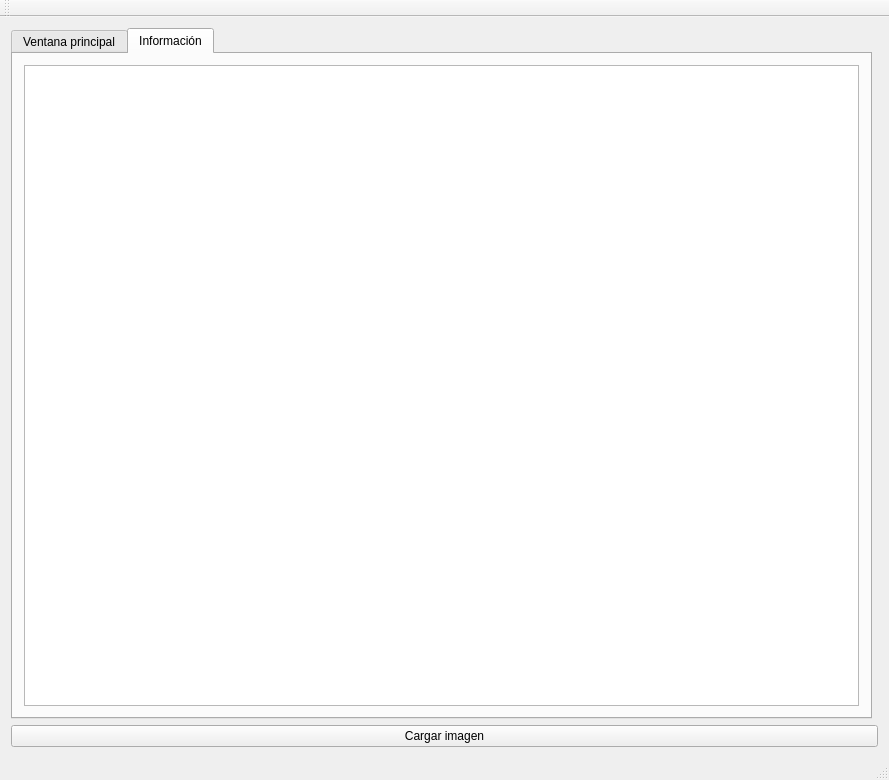
This is etapa1/mainwindow.ui in Burinson/Circle-detection as Qt 5 draws it before an edit. The edited form follows.
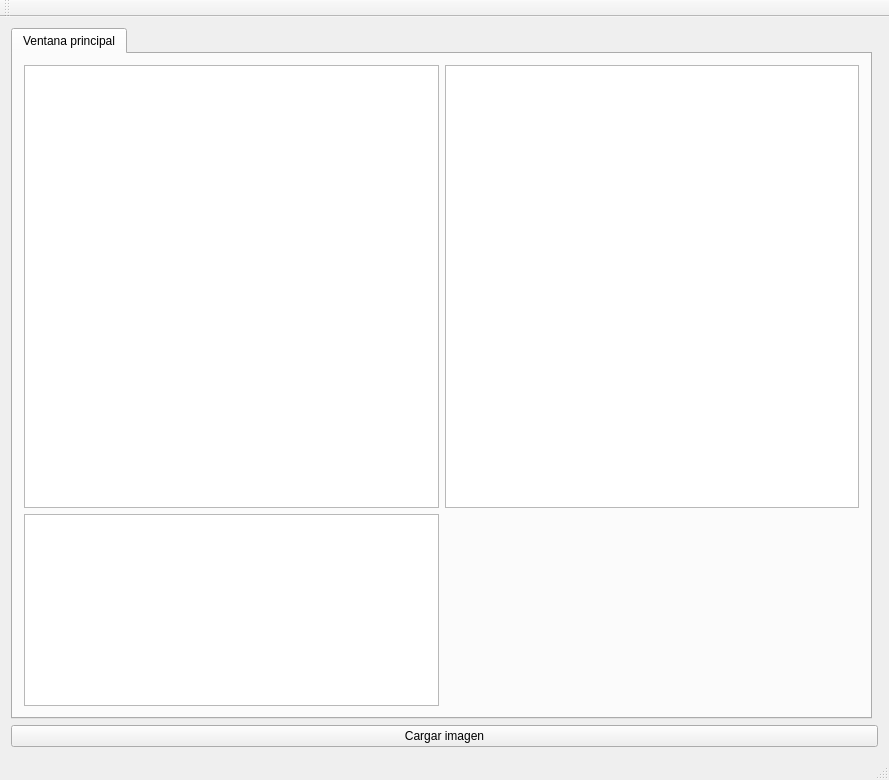
This is the edited form.

Patch:
```diff
--- a/etapa1/mainwindow.ui
+++ b/etapa1/mainwindow.ui
@@ -15,10 +15,17 @@
   </property>
   <widget class="QWidget" name="centralWidget">
    <layout class="QGridLayout" name="gridLayout">
-    <item row="0" column="0">
+    <item row="2" column="0" colspan="2">
+     <widget class="QPushButton" name="openFile">
+      <property name="text">
+       <string>Cargar imagen</string>
+      </property>
+     </widget>
+    </item>
+    <item row="1" column="0">
      <widget class="QTabWidget" name="tabWidget">
       <property name="currentIndex">
-       <number>1</number>
+       <number>0</number>
       </property>
       <widget class="QWidget" name="tab">
        <attribute name="title">
@@ -31,31 +38,13 @@
         <item row="0" column="1">
          <widget class="QGraphicsView" name="graphicsViewResult"/>
         </item>
-       </layout>
-      </widget>
-      <widget class="QWidget" name="tab_2">
-       <attribute name="title">
-        <string>Información</string>
-       </attribute>
-       <layout class="QGridLayout" name="gridLayout_3">
-        <item row="0" column="0">
-         <widget class="QTableView" name="tableView">
-          <attribute name="horizontalHeaderVisible">
-           <bool>false</bool>
-          </attribute>
-         </widget>
+        <item row="1" column="0" alignment="Qt::AlignBottom">
+         <widget class="QTableView" name="tableView"/>
         </item>
        </layout>
       </widget>
      </widget>
     </item>
-    <item row="1" column="0" colspan="2">
-     <widget class="QPushButton" name="openFile">
-      <property name="text">
-       <string>Cargar imagen</string>
-      </property>
-     </widget>
-    </item>
    </layout>
   </widget>
   <widget class="QMenuBar" name="menuBar">
```
